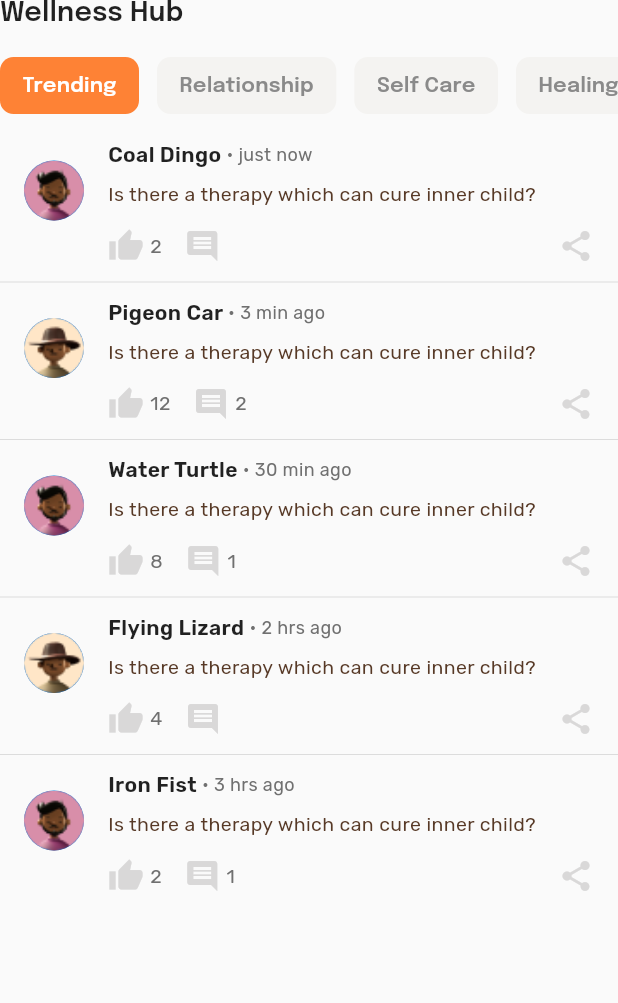
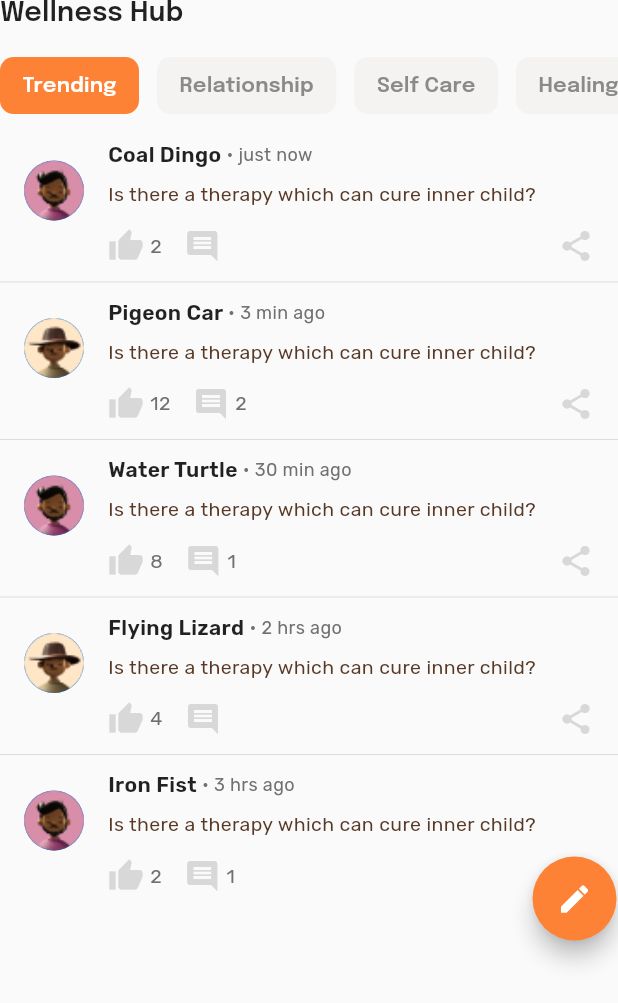
Before and after one commit to fauzanafism/mental_health_app, a Flutter app: the WellnessPage widget shown alone on an empty page, opened directly, on a phone screen of 412 x 824 dp. Shown: the top 1003 px of the screen. Run offline on Flutter 3.47's test engine with Material 2 defaults, Android fonts, the phone set to English and light mode, and no system bars; our stand-ins replace awesome_bottom_bar, badges, flutter_screenutil, google_fonts.

Commit message:
added floating action button

```diff
--- a/lib/ui/pages/wellness_page.dart
+++ b/lib/ui/pages/wellness_page.dart
@@ -8,8 +8,9 @@ class WellnessPage extends StatelessWidget {
 
   @override
   Widget build(BuildContext context) {
-    return Stack(
-      alignment: AlignmentDirectional.topCenter,
+    return SizedBox(
+      height: MediaQuery.of(context).size.height * 6 / 8 + 10,
+      child: Stack(
         children: [
           SingleChildScrollView(
             child: Column(
@@ -79,16 +80,17 @@ class WellnessPage extends StatelessWidget {
               ],
             ),
           ),
-        // Positioned(
-        //   bottom: 1,
-        //   right: 1,
-        //   child: FloatingActionButton(
-        //     backgroundColor: kColorOrange,
-        //     onPressed: () {},
-        //     child: const Icon(Icons.edit),
-        //   ),
-        // ),
+          Positioned(
+            bottom: 1,
+            right: 1,
+            child: FloatingActionButton(
+              backgroundColor: kColorOrange,
+              onPressed: () {},
+              child: const Icon(Icons.edit),
+            ),
+          ),
         ],
+      ),
     );
   }
 }
```
Lines whose indentation alone changed are shown as unchanged.
